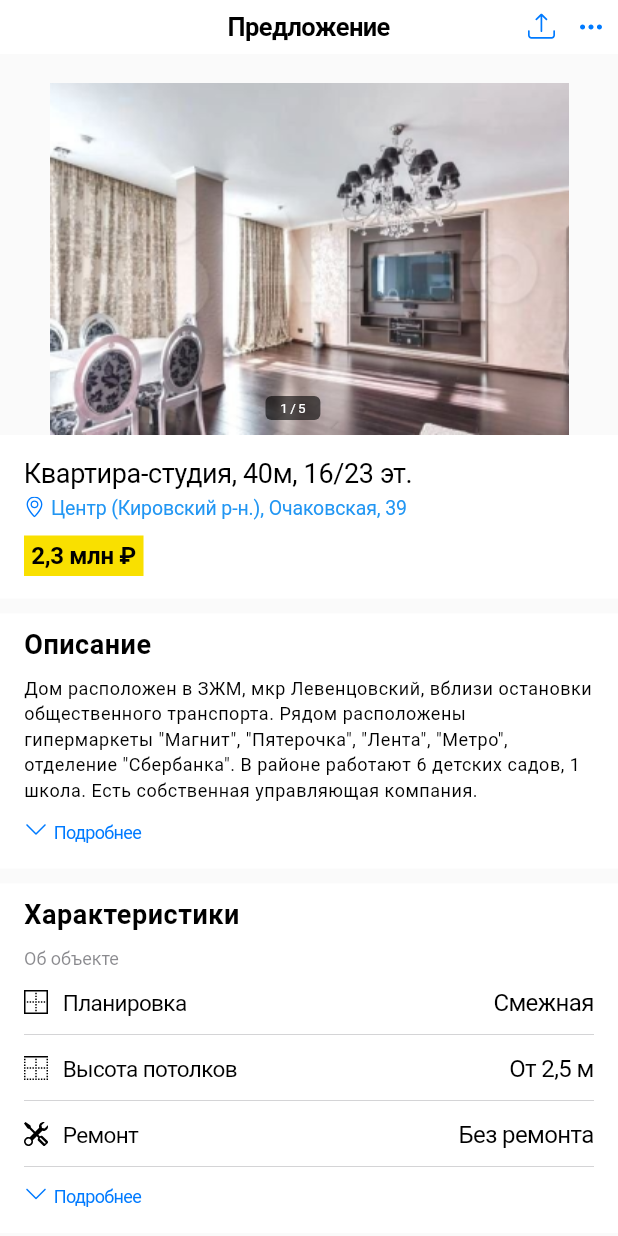
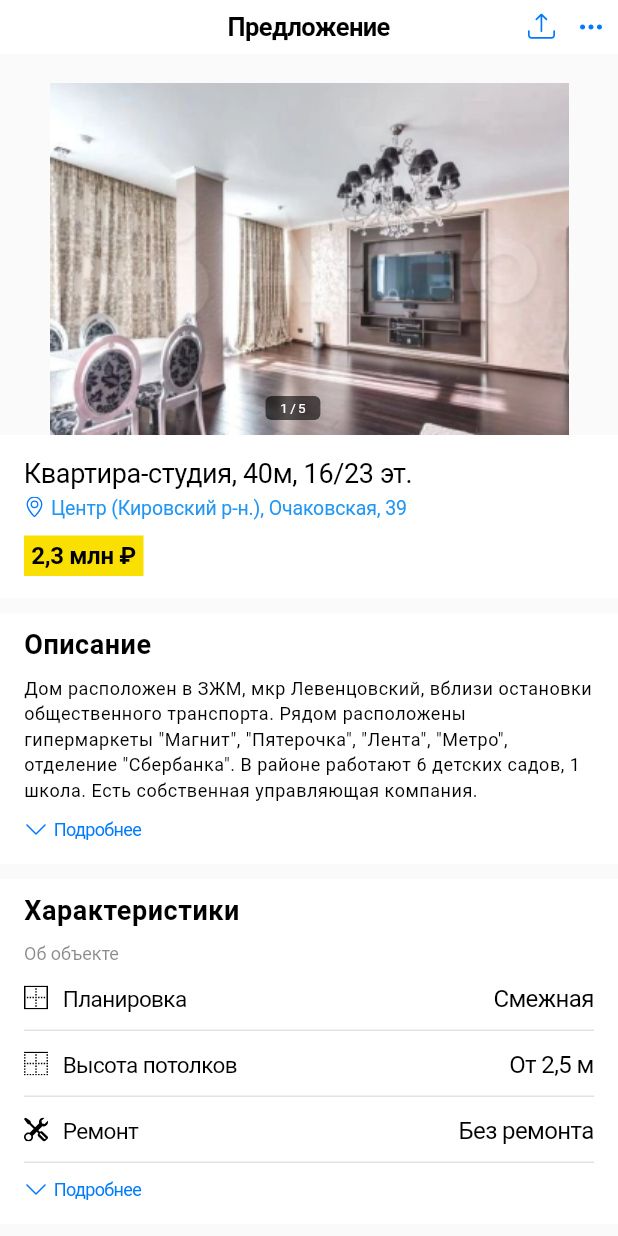
Before and after one commit to abezuglova/first_task_basic, a Flutter app: the screen it shows after launch, on a phone screen of 412 x 824 dp. Run offline on Flutter 3.47's test engine with Material 2 defaults, Android fonts, the light colour scheme and no system bars; our stand-ins replace flutter_svg, google_fonts.

Commit message:
details button fixed

```diff
--- a/lib/main.dart
+++ b/lib/main.dart
@@ -36,7 +36,6 @@ class MyApp extends StatelessWidget {
             tapTargetSize: MaterialTapTargetSize.shrinkWrap,
             textStyle: const TextStyle(
               fontSize: 12,
-              height: 22 / 12,
               letterSpacing: -0.41,
             ),
           ),
--- a/lib/widgets/characteristics_widget.dart
+++ b/lib/widgets/characteristics_widget.dart
@@ -54,7 +54,7 @@ class CharacteristicsWidget extends StatelessWidget {
           ),
           const SizedBox(height: 11),
           const Divider(),
-          const SizedBox(height: 7),
+          const SizedBox(height: 10),
           const DetailsButtonWidget(),
         ],
       ),
--- a/lib/widgets/description_widget.dart
+++ b/lib/widgets/description_widget.dart
@@ -22,7 +22,7 @@ class DescriptionWidget extends StatelessWidget {
             'Дом расположен в ЗЖМ, мкр Левенцовский, вблизи остановки общественного транспорта. Рядом расположены гипермаркеты "Магнит", "Пятерочка", "Лента", "Метро", отделение "Сбербанка". В районе работают 6 детских садов, 1 школа. Есть собственная управляющая компания.',
             style: textTheme.bodySmall,
           ),
-          const SizedBox(height: 7),
+          const SizedBox(height: 10),
           const DetailsButtonWidget(),
         ],
       ),
--- a/lib/widgets/details_button_widget.dart
+++ b/lib/widgets/details_button_widget.dart
@@ -10,7 +10,6 @@ class DetailsButtonWidget extends StatelessWidget {
     return TextButton(
       onPressed: () {},
       child: Row(
-        crossAxisAlignment: CrossAxisAlignment.center,
         mainAxisSize: MainAxisSize.min,
         children: [
           SvgPicture.asset(AppIcons.chevronDownIcon),
```
Also changed, not shown: icons/chevron_down_icon.svg.
